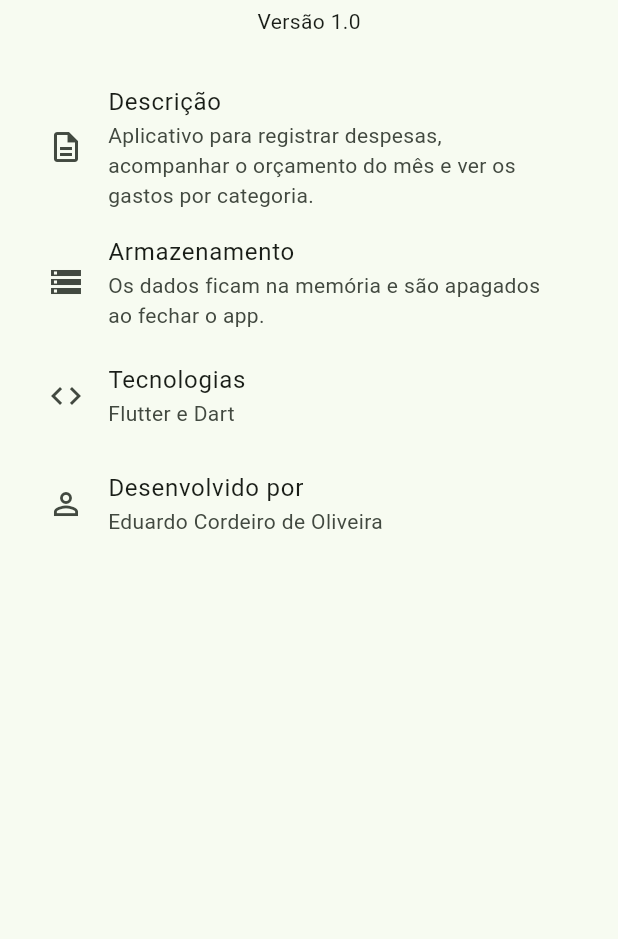
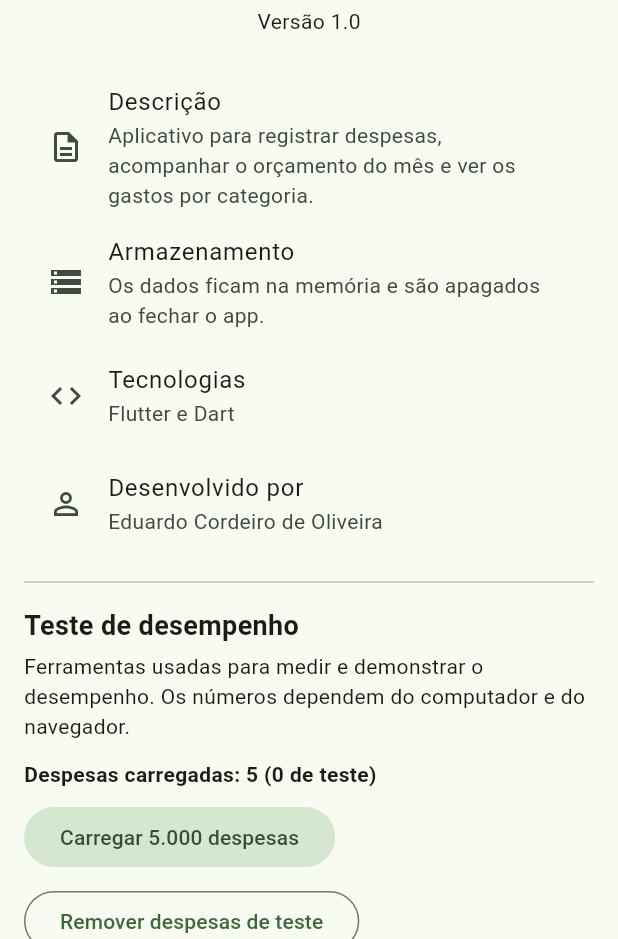
Before and after one commit to Duducoli/controle-gastos, a Flutter app: the AboutScreen screen opened directly, on a phone screen of 412 x 824 dp, the part 297-1236 px from its top. Run offline on Flutter 3.47's test engine with Material 3 defaults, Android fonts, the phone set to English and light mode, and no system bars.

Commit message:
Adiciona cache, teste de desempenho e guia de medicao

```diff
--- a/lib/screens/about_screen.dart
+++ b/lib/screens/about_screen.dart
@@ -1,50 +1,160 @@
 import 'package:flutter/material.dart';
+import '../services/expense_store.dart';
+import '../utils/benchmark.dart';
 
-class AboutScreen extends StatelessWidget {
+class AboutScreen extends StatefulWidget {
   const AboutScreen({super.key});
 
   @override
+  State<AboutScreen> createState() => _AboutScreenState();
+}
+
+class _AboutScreenState extends State<AboutScreen> {
+  BenchmarkResult? _result;
+  bool _running = false;
+
+  Future<void> _run(int count) async {
+    setState(() => _running = true);
+    // Dá tempo de o indicador de progresso aparecer antes do cálculo.
+    await Future<void>.delayed(const Duration(milliseconds: 50));
+    final result = runBenchmark(count);
+    if (!mounted) return;
+    setState(() {
+      _result = result;
+      _running = false;
+    });
+  }
+
+  @override
   Widget build(BuildContext context) {
+    final store = ExpenseStore.instance;
+    final result = _result;
+
     return Scaffold(
       appBar: AppBar(title: const Text('Sobre')),
       body: ListView(
         padding: const EdgeInsets.all(16),
-        children: const [
-          Center(
+        children: [
+          const Center(
             child: Icon(Icons.account_balance_wallet, size: 80, color: Colors.green),
           ),
-          SizedBox(height: 12),
-          Center(
+          const SizedBox(height: 12),
+          const Center(
             child: Text(
               'Controle de Gastos',
               style: TextStyle(fontSize: 24, fontWeight: FontWeight.bold),
             ),
           ),
-          SizedBox(height: 4),
-          Center(child: Text('Versão 1.0')),
-          SizedBox(height: 24),
-          ListTile(
+          const SizedBox(height: 4),
+          const Center(child: Text('Versão 1.0')),
+          const SizedBox(height: 24),
+          const ListTile(
             leading: Icon(Icons.description_outlined),
             title: Text('Descrição'),
             subtitle: Text(
               'Aplicativo para registrar despesas, acompanhar o orçamento do mês e ver os gastos por categoria.',
             ),
           ),
-          ListTile(
+          const ListTile(
             leading: Icon(Icons.storage_outlined),
             title: Text('Armazenamento'),
             subtitle: Text('Os dados ficam na memória e são apagados ao fechar o app.'),
           ),
-          ListTile(
+          const ListTile(
             leading: Icon(Icons.code),
             title: Text('Tecnologias'),
             subtitle: Text('Flutter e Dart'),
           ),
-          ListTile(
+          const ListTile(
             leading: Icon(Icons.person_outline),
             title: Text('Desenvolvido por'),
             subtitle: Text('Eduardo Cordeiro de Oliveira'),
           ),
+          const Divider(height: 32),
+          const Text(
+            'Teste de desempenho',
+            style: TextStyle(fontSize: 18, fontWeight: FontWeight.bold),
+          ),
+          const SizedBox(height: 4),
+          const Text(
+            'Ferramentas usadas para medir e demonstrar o desempenho. '
+            'Os números dependem do computador e do navegador.',
+          ),
+          const SizedBox(height: 12),
+          ListenableBuilder(
+            listenable: store,
+            builder: (context, _) => Text(
+              'Despesas carregadas: ${store.expenses.length} '
+              '(${store.stressCount} de teste)',
+              style: const TextStyle(fontWeight: FontWeight.bold),
+            ),
+          ),
+          const SizedBox(height: 8),
+          Wrap(
+            spacing: 8,
+            runSpacing: 8,
+            children: [
+              FilledButton.tonal(
+                onPressed: () => store.loadStressData(5000),
+                child: const Text('Carregar 5.000 despesas'),
+              ),
+              OutlinedButton(
+                onPressed: store.clearStressData,
+                child: const Text('Remover despesas de teste'),
+              ),
+            ],
+          ),
+          const SizedBox(height: 16),
+          const Text('Medir antes x depois:'),
+          const SizedBox(height: 8),
+          Wrap(
+            spacing: 8,
+            runSpacing: 8,
+            children: [
+              OutlinedButton(
+                onPressed: _running ? null : () => _run(1000),
+                child: const Text('1.000 despesas'),
+              ),
+              OutlinedButton(
+                onPressed: _running ? null : () => _run(5000),
+                child: const Text('5.000 despesas'),
+              ),
+              OutlinedButton(
+                onPressed: _running ? null : () => _run(20000),
+                child: const Text('20.000 despesas'),
+              ),
+            ],
+          ),
+          const SizedBox(height: 12),
+          if (_running) const Center(child: CircularProgressIndicator()),
+          if (result != null && !_running)
+            Card(
+              child: Padding(
+                padding: const EdgeInsets.all(16),
+                child: Column(
+                  crossAxisAlignment: CrossAxisAlignment.start,
+                  children: [
+                    Text(
+                      '${result.count} despesas • ${result.rounds} atualizações',
+                      style: const TextStyle(fontWeight: FontWeight.bold),
+                    ),
+                    const SizedBox(height: 8),
+                    Text('Antes (recalcula tudo): ${result.naiveMs.toStringAsFixed(1)} ms'),
+                    Text('Depois (com cache): ${result.optimizedMs.toStringAsFixed(1)} ms'),
+                    const SizedBox(height: 4),
+                    Text(
+                      result.optimizedMs > 0
+                          ? 'Ganho: ${result.speedup.toStringAsFixed(1)}x mais rápido'
+                          : 'Ganho: depois foi rápido demais para medir',
+                      style: const TextStyle(
+                        fontWeight: FontWeight.bold,
+                        color: Colors.green,
+                      ),
+                    ),
+                  ],
+                ),
+              ),
+            ),
         ],
       ),
     );
--- a/lib/services/expense_store.dart
+++ b/lib/services/expense_store.dart
@@ -1,59 +1,90 @@
+import 'dart:math';
 import 'package:flutter/foundation.dart';
 import '../models/expense.dart';
 
 // Guarda as despesas na memória e avisa as telas quando algo muda.
+//
+// Otimização: a lista ordenada, as despesas do mês, o total e os totais por
+// categoria são calculados UMA vez e reaproveitados (cache) até os dados
+// mudarem. Antes, cada leitura ordenava a lista inteira de novo.
 class ExpenseStore extends ChangeNotifier {
-  ExpenseStore._() {
-    final now = DateTime.now();
-    _expenses.addAll([
-      Expense(id: '1', description: 'Almoço', amount: 32.5, category: ExpenseCategory.alimentacao, date: now),
-      Expense(id: '2', description: 'Ônibus', amount: 4.5, category: ExpenseCategory.transporte, date: now.subtract(const Duration(days: 1))),
-      Expense(id: '3', description: 'Cinema', amount: 28.0, category: ExpenseCategory.lazer, date: now.subtract(const Duration(days: 2))),
-      Expense(id: '4', description: 'Livro de estudo', amount: 59.9, category: ExpenseCategory.educacao, date: now.subtract(const Duration(days: 3))),
-      Expense(id: '5', description: 'Farmácia', amount: 18.75, category: ExpenseCategory.saude, date: now.subtract(const Duration(days: 4))),
-    ]);
+  ExpenseStore._(List<Expense> initial) {
+    _expenses.addAll(initial);
   }
 
-  static final ExpenseStore instance = ExpenseStore._();
+  // Loja com dados próprios (usada no teste de desempenho).
+  ExpenseStore.withData(List<Expense> initial) : this._(initial);
+
+  static final ExpenseStore instance = ExpenseStore._(sampleData());
 
   final List<Expense> _expenses = [];
   double _budget = 1000;
+
+  // ---- Cache ----
+  List<Expense>? _sortedCache;
+  List<Expense>? _monthCache;
+  int? _monthKey;
+  double? _totalCache;
+  Map<ExpenseCategory, double>? _categoryCache;
+
+  void _invalidate() {
+    _sortedCache = null;
+    _monthCache = null;
+    _totalCache = null;
+    _categoryCache = null;
+  }
 
   double get budget => _budget;
 
   // Todas as despesas, da mais recente para a mais antiga.
   List<Expense> get expenses {
-    final list = List<Expense>.from(_expenses);
-    list.sort((a, b) => b.date.compareTo(a.date));
-    return list;
+    return _sortedCache ??= List<Expense>.unmodifiable(
+      List<Expense>.of(_expenses)..sort((a, b) => b.date.compareTo(a.date)),
+    );
   }
 
   // Somente as despesas do mês atual.
   List<Expense> get currentMonth {
     final now = DateTime.now();
-    return expenses
-        .where((e) => e.date.year == now.year && e.date.month == now.month)
-        .toList();
+    final key = now.year * 100 + now.month;
+    // Recalcula se os dados mudaram ou se virou o mês.
+    if (_monthCache == null || _monthKey != key) {
+      _monthKey = key;
+      _monthCache = List<Expense>.unmodifiable(
+        expenses.where((e) => e.date.year == now.year && e.date.month == now.month),
+      );
+      _totalCache = null;
+      _categoryCache = null;
+    }
+    return _monthCache!;
   }
 
-  double get monthTotal =>
-      currentMonth.fold<double>(0, (sum, e) => sum + e.amount);
+  double get monthTotal {
+    final month = currentMonth; // garante que o cache do mês está válido
+    return _totalCache ??= month.fold<double>(0, (sum, e) => sum + e.amount);
+  }
 
   Map<ExpenseCategory, double> get totalsByCategory {
+    final month = currentMonth;
+    final cached = _categoryCache;
+    if (cached != null) return cached;
+
     final map = <ExpenseCategory, double>{};
-    for (final e in currentMonth) {
+    for (final e in month) {
       map[e.category] = (map[e.category] ?? 0) + e.amount;
     }
-    return map;
+    return _categoryCache = Map<ExpenseCategory, double>.unmodifiable(map);
   }
 
   void add(Expense expense) {
     _expenses.add(expense);
+    _invalidate();
     notifyListeners();
   }
 
   void remove(String id) {
     _expenses.removeWhere((e) => e.id == id);
+    _invalidate();
     notifyListeners();
   }
 
@@ -61,4 +92,53 @@ class ExpenseStore extends ChangeNotifier {
     _budget = value;
     notifyListeners();
   }
+
+  // ---- Dados de teste (para a apresentação) ----
+  static const _stressPrefix = 'teste_';
+
+  int get stressCount =>
+      _expenses.where((e) => e.id.startsWith(_stressPrefix)).length;
+
+  // Adiciona [n] despesas de teste de uma vez (uma única notificação).
+  void loadStressData(int n) {
+    final prefix = '$_stressPrefix${DateTime.now().microsecondsSinceEpoch}_';
+    _expenses.addAll(generate(n, prefix: prefix));
+    _invalidate();
+    notifyListeners();
+  }
+
+  void clearStressData() {
+    _expenses.removeWhere((e) => e.id.startsWith(_stressPrefix));
+    _invalidate();
+    notifyListeners();
+  }
+
+  // Despesas de exemplo que o app tem ao iniciar.
+  static List<Expense> sampleData() {
+    final now = DateTime.now();
+    return [
+      Expense(id: '1', description: 'Almoço', amount: 32.5, category: ExpenseCategory.alimentacao, date: now),
+      Expense(id: '2', description: 'Ônibus', amount: 4.5, category: ExpenseCategory.transporte, date: now.subtract(const Duration(days: 1))),
+      Expense(id: '3', description: 'Cinema', amount: 28.0, category: ExpenseCategory.lazer, date: now.subtract(const Duration(days: 2))),
+      Expense(id: '4', description: 'Livro de estudo', amount: 59.9, category: ExpenseCategory.educacao, date: now.subtract(const Duration(days: 3))),
+      Expense(id: '5', description: 'Farmácia', amount: 18.75, category: ExpenseCategory.saude, date: now.subtract(const Duration(days: 4))),
+    ];
+  }
+
+  // Gera [n] despesas aleatórias (sempre as mesmas, pois a semente é fixa).
+  static List<Expense> generate(int n, {String prefix = 'g'}) {
+    final random = Random(42);
+    final now = DateTime.now();
+    final categories = ExpenseCategory.values;
+    return List<Expense>.generate(
+      n,
+      (i) => Expense(
+        id: '$prefix$i',
+        description: 'Despesa de teste ${i + 1}',
+        amount: 1 + random.nextInt(50000) / 100,
+        category: categories[random.nextInt(categories.length)],
+        date: now.subtract(Duration(days: random.nextInt(60))),
+      ),
+    );
+  }
 }
--- /dev/null
+++ b/lib/utils/benchmark.dart
@@ -0,0 +1,89 @@
+import '../models/expense.dart';
+import '../services/expense_store.dart';
+
+class BenchmarkResult {
+  final int count; // quantidade de despesas
+  final int rounds; // quantas atualizações foram simuladas
+  final double naiveMs; // ANTES: recalcula tudo a cada leitura
+  final double optimizedMs; // DEPOIS: usa o cache
+  final double check; // usado só para o compilador não descartar o cálculo
+
+  const BenchmarkResult({
+    required this.count,
+    required this.rounds,
+    required this.naiveMs,
+    required this.optimizedMs,
+    required this.check,
+  });
+
+  double get speedup => optimizedMs > 0 ? naiveMs / optimizedMs : 0;
+}
+
+// ---- Versão "ANTES": o que o app fazia na primeira versão ----
+// Cada leitura ordenava a lista inteira de novo.
+List<Expense> _naiveExpenses(List<Expense> data) {
+  final list = List<Expense>.from(data);
+  list.sort((a, b) => b.date.compareTo(a.date));
+  return list;
+}
+
+List<Expense> _naiveMonth(List<Expense> data) {
+  final now = DateTime.now();
+  return _naiveExpenses(data)
+      .where((e) => e.date.year == now.year && e.date.month == now.month)
+      .toList();
+}
+
+double _naiveTotal(List<Expense> data) =>
+    _naiveMonth(data).fold<double>(0, (sum, e) => sum + e.amount);
+
+Map<ExpenseCategory, double> _naiveByCategory(List<Expense> data) {
+  final map = <ExpenseCategory, double>{};
+  for (final e in _naiveMonth(data)) {
+    map[e.category] = (map[e.category] ?? 0) + e.amount;
+  }
+  return map;
+}
+
+// Simula [rounds] atualizações. Em cada uma entra uma despesa nova e as telas
+// Resumo, Despesas e Categorias leem os dados (5 leituras, como no app).
+BenchmarkResult runBenchmark(int count, {int rounds = 30}) {
+  final base = ExpenseStore.generate(count, prefix: 'b');
+  final extra = ExpenseStore.generate(rounds, prefix: 'x');
+  double check = 0;
+
+  // ANTES
+  final naiveData = List<Expense>.from(base);
+  final sw1 = Stopwatch()..start();
+  for (var i = 0; i < rounds; i++) {
+    naiveData.add(extra[i]);
+    check += _naiveTotal(naiveData); // Resumo: total do mês
+    check += _naiveExpenses(naiveData).take(5).length; // Resumo: últimas
+    check += _naiveByCategory(naiveData).length; // Categorias: por categoria
+    check += _naiveTotal(naiveData); // Categorias: total
+    check += _naiveExpenses(naiveData).length; // Despesas: lista
+  }
+  sw1.stop();
+
+  // DEPOIS
+  final store = ExpenseStore.withData(base);
+  final sw2 = Stopwatch()..start();
+  for (var i = 0; i < rounds; i++) {
+    store.add(extra[i]);
+    check += store.monthTotal;
+    check += store.expenses.take(5).length;
+    check += store.totalsByCategory.length;
+    check += store.monthTotal;
+    check += store.expenses.length;
+  }
+  sw2.stop();
+  store.dispose();
+
+  return BenchmarkResult(
+    count: count,
+    rounds: rounds,
+    naiveMs: sw1.elapsedMicroseconds / 1000,
+    optimizedMs: sw2.elapsedMicroseconds / 1000,
+    check: check,
+  );
+}
```
Also changed, not shown: 2 other files.
